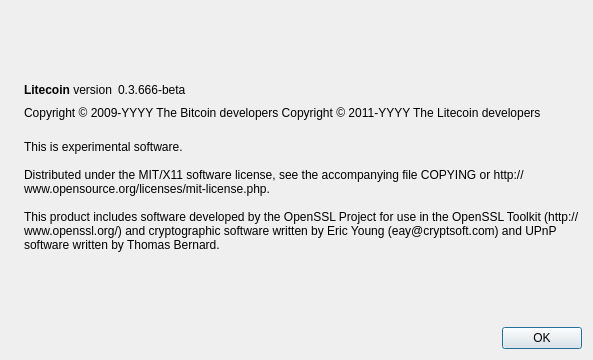
This is src/qt/forms/aboutdialog.ui in XEPHULA-Social-Media/xephula as Qt 5 draws it before an edit. The edited form follows.
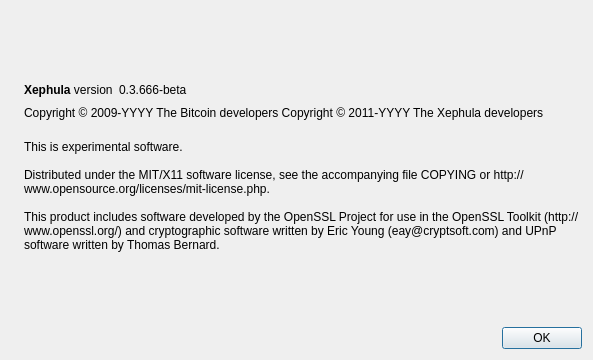
This is the edited form. Icons and pictures are not drawn.

Patch:
```diff
--- a/src/qt/forms/aboutdialog.ui
+++ b/src/qt/forms/aboutdialog.ui
@@ -50,7 +50,7 @@
           <cursorShape>IBeamCursor</cursorShape>
          </property>
          <property name="text">
-          <string>&lt;b&gt;Litecoin&lt;/b&gt; version</string>
+          <string>&lt;b&gt;Xephula&lt;/b&gt; version</string>
          </property>
          <property name="textInteractionFlags">
           <set>Qt::LinksAccessibleByMouse|Qt::TextSelectableByKeyboard|Qt::TextSelectableByMouse</set>
@@ -92,7 +92,7 @@
        </property>
        <property name="text">
         <string notr="true">Copyright &amp;copy; 2009-YYYY The Bitcoin developers
-Copyright &amp;copy; 2011-YYYY The Litecoin developers</string>
+Copyright &amp;copy; 2011-YYYY The Xephula developers</string>
        </property>
        <property name="textFormat">
         <enum>Qt::RichText</enum>
```
Left out of the diff: 2 changed lines with no effect on the pictures.
